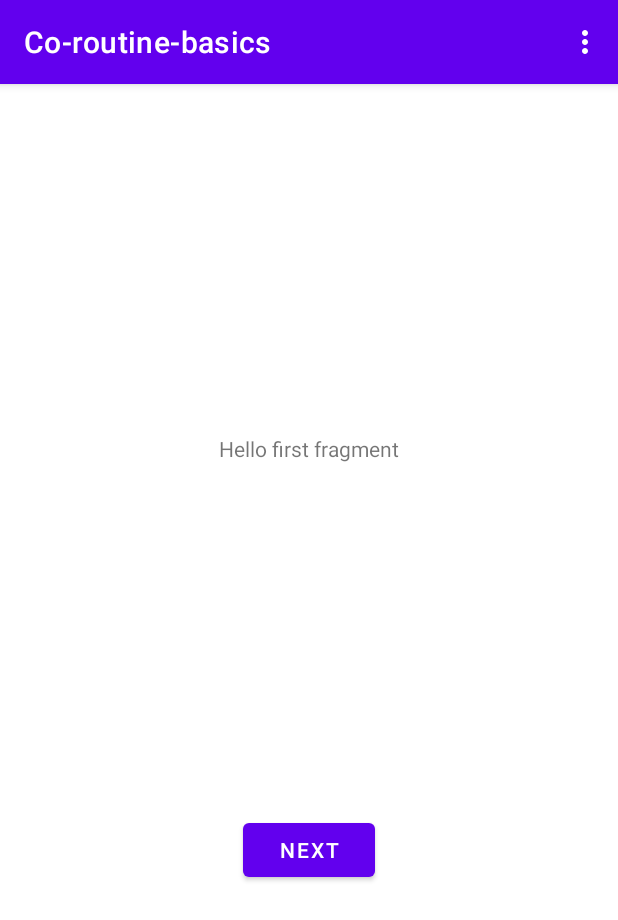
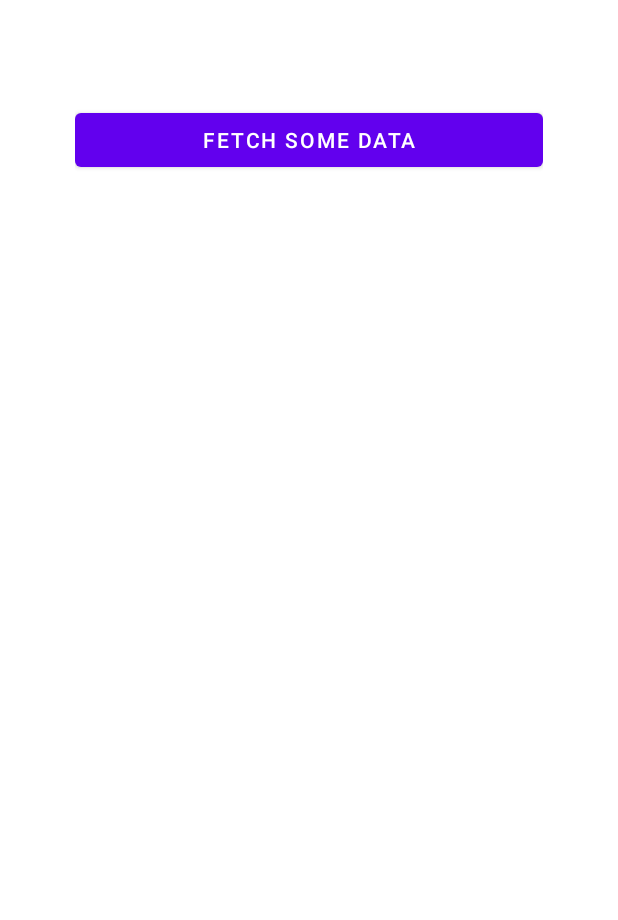
Before and after one commit to darrenferreira/co-routine-basics, an Android app: the screen it shows after launch (MainActivity), on a phone screen of 412 x 824 dp. Shown: the top 920 px of the screen. Run offline under Robolectric (Android 15) with nearby library versions, the phone set to English and light mode, and no system bars.

Commit message:
- created basic layout with view,viewmodel,repo and service class - added some kotlin extension dependencies - removed unused fragments

```diff
--- a/app/src/main/AndroidManifest.xml
+++ b/app/src/main/AndroidManifest.xml
@@ -10,7 +10,7 @@
         android:supportsRtl="true"
         android:theme="@style/Theme.Coroutinebasics">
         <activity
-            android:name=".MainActivity"
+            android:name=".basic.views.MainActivity"
             android:label="@string/app_name"
             android:theme="@style/Theme.Coroutinebasics.NoActionBar">
             <intent-filter>
--- a/app/src/main/java/com/example/co_routine_basics/FirstFragment.kt
+++ /dev/null
@@ -1,30 +0,0 @@
-package com.example.co_routine_basics
-
-import android.os.Bundle
-import androidx.fragment.app.Fragment
-import android.view.LayoutInflater
-import android.view.View
-import android.view.ViewGroup
-import android.widget.Button
-import androidx.navigation.fragment.findNavController
-
-/**
- * A simple [Fragment] subclass as the default destination in the navigation.
- */
-class FirstFragment : Fragment() {
-
-    override fun onCreateView(
-            inflater: LayoutInflater, container: ViewGroup?,
-            savedInstanceState: Bundle?
-    ): View? {
-        return inflater.inflate(R.layout.fragment_first, container, false)
-    }
-
-    override fun onViewCreated(view: View, savedInstanceState: Bundle?) {
-        super.onViewCreated(view, savedInstanceState)
-
-        view.findViewById<Button>(R.id.button_first).setOnClickListener {
-            findNavController().navigate(R.id.action_FirstFragment_to_SecondFragment)
-        }
-    }
-}
--- a/app/src/main/java/com/example/co_routine_basics/MainActivity.kt
+++ /dev/null
@@ -1,30 +0,0 @@
-package com.example.co_routine_basics
-
-import android.os.Bundle
-import com.google.android.material.floatingactionbutton.FloatingActionButton
-import com.google.android.material.snackbar.Snackbar
-import androidx.appcompat.app.AppCompatActivity
-import android.view.Menu
-import android.view.MenuItem
-
-class MainActivity : AppCompatActivity() {
-
-    override fun onCreate(savedInstanceState: Bundle?) {
-        super.onCreate(savedInstanceState)
-        setContentView(R.layout.activity_main)
-        setSupportActionBar(findViewById(R.id.toolbar))
-
-    }
-
-    override fun onCreateOptionsMenu(menu: Menu): Boolean {
-        menuInflater.inflate(R.menu.menu_main, menu)
-        return true
-    }
-
-    override fun onOptionsItemSelected(item: MenuItem): Boolean {
-        return when (item.itemId) {
-            R.id.action_settings -> true
-            else -> super.onOptionsItemSelected(item)
-        }
-    }
-}
--- /dev/null
+++ b/app/src/main/java/com/example/co_routine_basics/basic/repo/BasicRepo.kt
@@ -0,0 +1,3 @@
+package com.example.co_routine_basics.basic.repo
+
+class BasicRepo {}
--- /dev/null
+++ b/app/src/main/java/com/example/co_routine_basics/basic/service/BasicService.kt
@@ -0,0 +1,3 @@
+package com.example.co_routine_basics.basic.service
+
+class BasicService {}
--- /dev/null
+++ b/app/src/main/java/com/example/co_routine_basics/basic/views/MainActivity.kt
@@ -0,0 +1,50 @@
+package com.example.co_routine_basics.basic.views
+
+import android.os.Bundle
+import androidx.appcompat.app.AppCompatActivity
+import android.view.Menu
+import android.view.MenuItem
+import android.view.TextureView
+import android.view.View
+import android.widget.TextView
+import androidx.activity.viewModels
+import androidx.core.view.isVisible
+import androidx.fragment.app.viewModels
+import androidx.lifecycle.observe
+import com.example.co_routine_basics.R
+import com.example.co_routine_basics.basic.viewmodel.BasicViewModel
+import kotlinx.android.synthetic.main.activity_main.*
+
+class MainActivity : AppCompatActivity() {
+    private val viewmodel by viewModels<BasicViewModel>()
+
+    override fun onCreate(savedInstanceState: Bundle?) {
+        super.onCreate(savedInstanceState)
+        setContentView(R.layout.activity_main)
+        loading.isVisible = false
+
+        button3.setOnClickListener{
+            viewmodel.getMeSomeData()
+            viewmodel.loading.observe(this) {
+                loading.isVisible = it
+            }
+            viewmodel.result.observe(this) {
+                text_result.isVisible = true
+                loading.isVisible = false
+                text_result.text = it
+            }
+        }
+    }
+
+    override fun onCreateOptionsMenu(menu: Menu): Boolean {
+        menuInflater.inflate(R.menu.menu_main, menu)
+        return true
+    }
+
+    override fun onOptionsItemSelected(item: MenuItem): Boolean {
+        return when (item.itemId) {
+            R.id.action_settings -> true
+            else -> super.onOptionsItemSelected(item)
+        }
+    }
+}
--- a/app/src/main/res/layout/activity_main.xml
+++ b/app/src/main/res/layout/activity_main.xml
@@ -1,26 +1,30 @@
 <?xml version="1.0" encoding="utf-8"?>
-<androidx.coordinatorlayout.widget.CoordinatorLayout xmlns:android="http://schemas.android.com/apk/res/android"
-    xmlns:app="http://schemas.android.com/apk/res-auto"
+<LinearLayout
+    xmlns:android="http://schemas.android.com/apk/res/android"
     xmlns:tools="http://schemas.android.com/tools"
     android:layout_width="match_parent"
     android:layout_height="match_parent"
-    tools:context=".MainActivity">
+    android:orientation="vertical"
+    android:padding="50dp">
 
-    <com.google.android.material.appbar.AppBarLayout
+    <ProgressBar
+        android:id="@+id/loading"
+        android:layout_width="wrap_content"
+        android:layout_height="wrap_content"
+        android:layout_gravity="center_horizontal" />
+
+    <TextView
+        android:id="@+id/text_result"
+        android:layout_width="wrap_content"
+        android:layout_height="wrap_content"
+        tools:text="Hello world"
+        android:visibility="invisible"
+        android:layout_gravity="center_horizontal"/>
+
+    <Button
+        android:id="@+id/button3"
         android:layout_width="match_parent"
         android:layout_height="wrap_content"
-        android:theme="@style/Theme.Coroutinebasics.AppBarOverlay">
+        android:text="Fetch Some Data" />
 
-        <androidx.appcompat.widget.Toolbar
-            android:id="@+id/toolbar"
-            android:layout_width="match_parent"
-            android:layout_height="?attr/actionBarSize"
-            android:background="?attr/colorPrimary"
-            app:popupTheme="@style/Theme.Coroutinebasics.PopupOverlay" />
-
-    </com.google.android.material.appbar.AppBarLayout>
-
-    <include layout="@layout/content_main" />
-
-
-</androidx.coordinatorlayout.widget.CoordinatorLayout>
+</LinearLayout>
--- a/app/src/main/res/layout/content_main.xml
+++ /dev/null
@@ -1,19 +0,0 @@
-<?xml version="1.0" encoding="utf-8"?>
-<androidx.constraintlayout.widget.ConstraintLayout xmlns:android="http://schemas.android.com/apk/res/android"
-    xmlns:app="http://schemas.android.com/apk/res-auto"
-    android:layout_width="match_parent"
-    android:layout_height="match_parent"
-    app:layout_behavior="@string/appbar_scrolling_view_behavior">
-
-    <fragment
-        android:id="@+id/nav_host_fragment"
-        android:name="androidx.navigation.fragment.NavHostFragment"
-        android:layout_width="0dp"
-        android:layout_height="0dp"
-        app:defaultNavHost="true"
-        app:layout_constraintBottom_toBottomOf="parent"
-        app:layout_constraintLeft_toLeftOf="parent"
-        app:layout_constraintRight_toRightOf="parent"
-        app:layout_constraintTop_toTopOf="parent"
-        app:navGraph="@navigation/nav_graph" />
-</androidx.constraintlayout.widget.ConstraintLayout>
--- a/app/src/main/res/layout/fragment_first.xml
+++ /dev/null
@@ -1,28 +0,0 @@
-<?xml version="1.0" encoding="utf-8"?>
-<androidx.constraintlayout.widget.ConstraintLayout xmlns:android="http://schemas.android.com/apk/res/android"
-    xmlns:app="http://schemas.android.com/apk/res-auto"
-    xmlns:tools="http://schemas.android.com/tools"
-    android:layout_width="match_parent"
-    android:layout_height="match_parent"
-    tools:context=".FirstFragment">
-
-    <TextView
-        android:id="@+id/textview_first"
-        android:layout_width="wrap_content"
-        android:layout_height="wrap_content"
-        android:text="@string/hello_first_fragment"
-        app:layout_constraintBottom_toTopOf="@id/button_first"
-        app:layout_constraintEnd_toEndOf="parent"
-        app:layout_constraintStart_toStartOf="parent"
-        app:layout_constraintTop_toTopOf="parent" />
-
-    <Button
-        android:id="@+id/button_first"
-        android:layout_width="wrap_content"
-        android:layout_height="wrap_content"
-        android:text="@string/next"
-        app:layout_constraintBottom_toBottomOf="parent"
-        app:layout_constraintEnd_toEndOf="parent"
-        app:layout_constraintStart_toStartOf="parent"
-        app:layout_constraintTop_toBottomOf="@id/textview_first" />
-</androidx.constraintlayout.widget.ConstraintLayout>
--- a/app/src/main/res/menu/menu_main.xml
+++ b/app/src/main/res/menu/menu_main.xml
@@ -1,7 +1,7 @@
 <menu xmlns:android="http://schemas.android.com/apk/res/android"
     xmlns:app="http://schemas.android.com/apk/res-auto"
     xmlns:tools="http://schemas.android.com/tools"
-    tools:context="com.example.co_routine_basics.MainActivity">
+    tools:context="com.example.co_routine_basics.basic.views.MainActivity">
     <item
         android:id="@+id/action_settings"
         android:orderInCategory="100"
--- a/app/src/main/res/navigation/nav_graph.xml
+++ b/app/src/main/res/navigation/nav_graph.xml
@@ -7,7 +7,7 @@
 
     <fragment
         android:id="@+id/FirstFragment"
-        android:name="com.example.co_routine_basics.FirstFragment"
+        android:name="com.example.co_routine_basics.basic.views.FirstFragment"
         android:label="@string/first_fragment_label"
         tools:layout="@layout/fragment_first">
 
@@ -17,7 +17,7 @@
     </fragment>
     <fragment
         android:id="@+id/SecondFragment"
-        android:name="com.example.co_routine_basics.SecondFragment"
+        android:name="com.example.co_routine_basics.basic.views.SecondFragment"
         android:label="@string/second_fragment_label"
         tools:layout="@layout/fragment_second">
 
```
Also changed, not shown: app/build.gradle (+9 -0 lines), app/src/main/java/com/example/co_routine_basics/SecondFragment.kt (deleted, +0 -30 lines), app/src/main/java/com/example/co_routine_basics/basic/viewmodel/BasicViewModel.kt (added, +21 -0 lines), app/src/main/res/layout/fragment_second.xml (deleted, +0 -27 lines).
